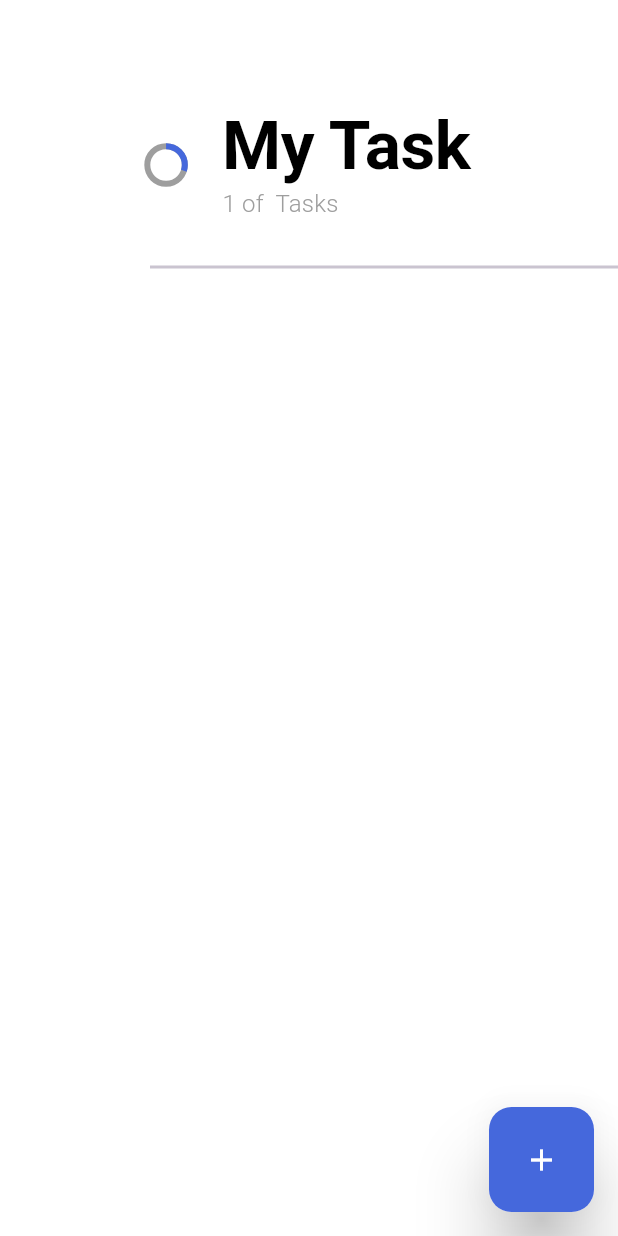
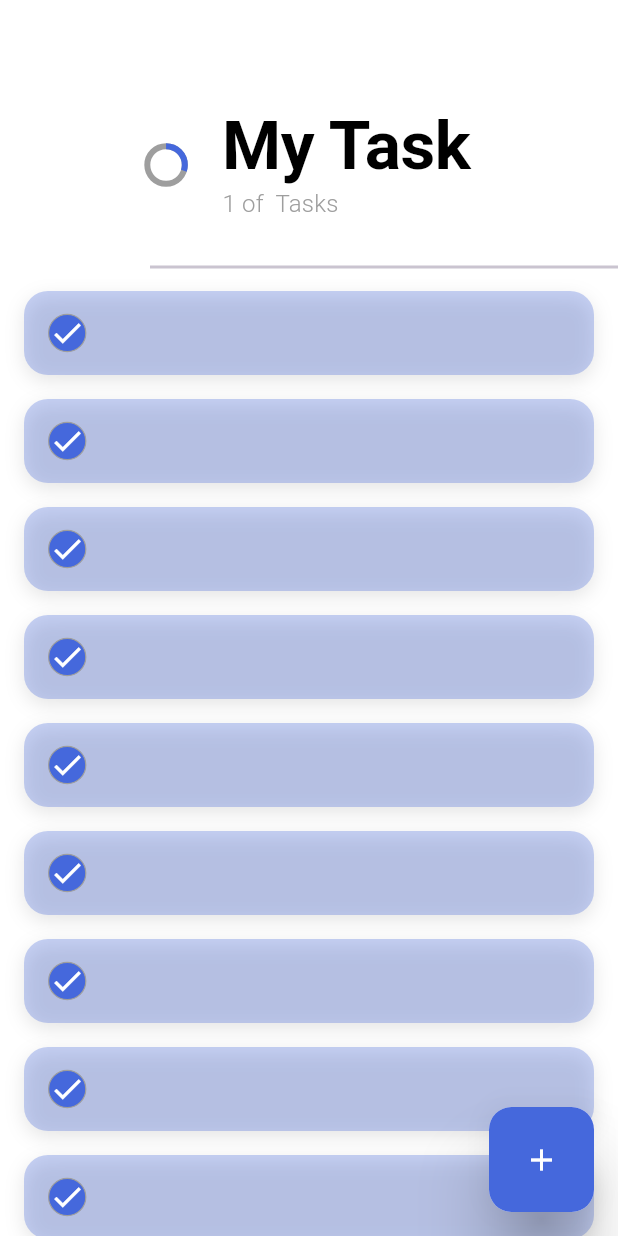
Before and after one commit to SamiDev016/Todo-App-, a Flutter app: the screen it shows after launch, on a phone screen of 412 x 824 dp. Run offline on Flutter 3.47's test engine with Material 3 defaults, Android fonts, the phone set to English and light mode, and no system bars.

Commit message:
home_view_dart

```diff
--- a/lib/view/home/widget/home_view.dart
+++ b/lib/view/home/widget/home_view.dart
@@ -14,22 +14,16 @@ class HomeView extends StatefulWidget {
 class _HomeViewState extends State<HomeView> {
   @override
   Widget build(BuildContext context) {
-
     TextTheme textTheme = Theme.of(context).textTheme;
 
     return Scaffold(
       backgroundColor: Colors.white,
-
-
       floatingActionButton: Fab(),
-
       body: SizedBox(
         height: double.infinity,
         width: double.infinity,
         child: Column(
           children: [
-
-
             //Costum App BAR
             Container(
               margin: const EdgeInsets.only(top: 60),
@@ -44,10 +38,10 @@ class _HomeViewState extends State<HomeView> {
                     child: CircularProgressIndicator(
                       value: 0.3,
                       backgroundColor: Colors.grey,
-                      valueColor: AlwaysStoppedAnimation(AppColors.primaryColor),
+                      valueColor:
+                          AlwaysStoppedAnimation(AppColors.primaryColor),
                     ),
-                  )
-                ,
+                  ),
                   25.w,
                   Column(
                     mainAxisAlignment: MainAxisAlignment.center,
@@ -77,16 +71,45 @@ class _HomeViewState extends State<HomeView> {
               ),
             ),
 
+            //TASKS
+            SizedBox(
+              height: 745,
+              width: double.infinity,
+              child: ListView.builder(
+                  itemCount: 20,
+                  scrollDirection: Axis.vertical,
+                  itemBuilder: (context, index) {
+                    return AnimatedContainer(
+                      margin: const EdgeInsets.symmetric(
+                          vertical: 8, horizontal: 16),
+                      duration: const Duration(microseconds: 600),
+                      decoration: BoxDecoration(
+                          color: AppColors.primaryColor.withOpacity(0.3),
+                          borderRadius: BorderRadius.circular(16),
+                          boxShadow: [
+                            BoxShadow(
+                                color: Colors.black.withOpacity(.1),
+                                offset: const Offset(0, 4),
+                                blurRadius: 10)
+                          ]),
+                      child: ListTile(
+                        leading: AnimatedContainer(
+                            duration: const Duration(milliseconds: 600),
+                            decoration: BoxDecoration(
+                              color: AppColors.primaryColor,
+                              shape: BoxShape.circle,
+                              border: Border.all(color: Colors.grey,width: .8),
 
-
-
-            //TASKS
-
+                            ),
+                            child: const Icon(Icons.check,color: Colors.white,),
+                            ),
+                      ),
+                    );
+                  }),
+            )
           ],
         ),
       ),
     );
   }
-
-
 }
```
Lines whose indentation alone changed are shown as unchanged.
